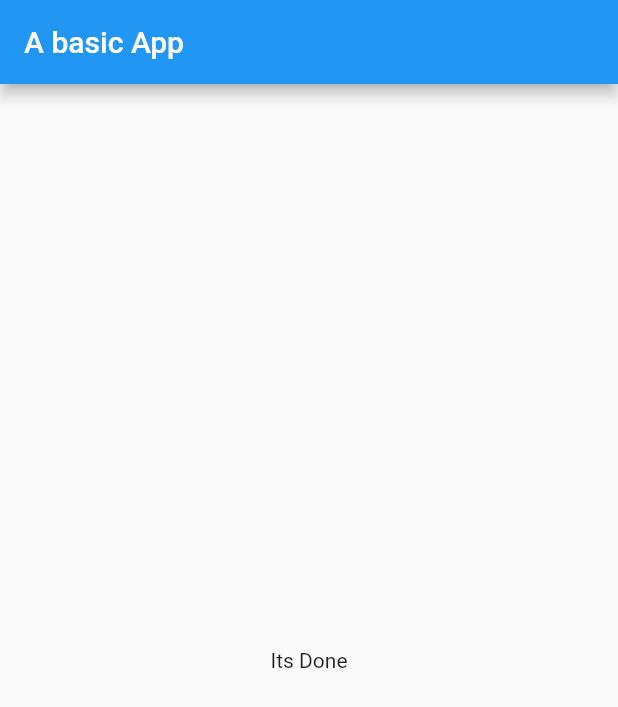
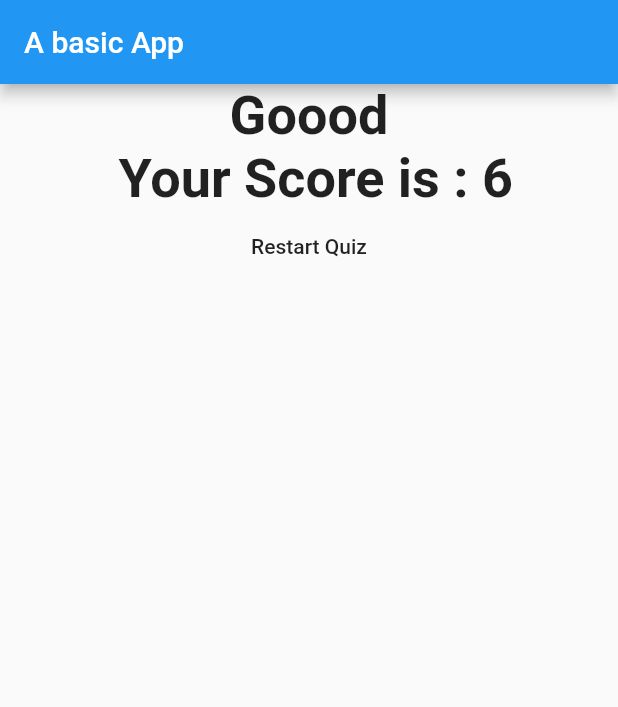
Before and after one commit to jossefaz/flutter_boilerplate, a Flutter app: the screen it shows after launch, after a tap on "Let it be", after a tap on "iOS", after a tap on "Golang", on a phone screen of 412 x 824 dp. Shown: the top 707 px of the screen. Run offline on Flutter 3.47's test engine with Material 2 defaults, Android fonts, the phone set to English and light mode, and no system bars.

Commit message:
Add Score switch and reset button

```diff
--- a/lib/main.dart
+++ b/lib/main.dart
@@ -13,23 +13,46 @@ class MyApp extends StatefulWidget {
 
 class _MyAppState extends State<MyApp> {
   var _questionIndex = 0;
+  var _totalScore = 0;
   final List<Map> _questions = const [
     {
       "Question": "Favorite song ?",
-      "Answers": ['Let it be', 'Lasciate mi cantare', 'La Boheme']
+      "Answers": [
+        {"text": 'Let it be', "score": 1},
+        {"text": 'Lasciate mi cantare', "score": 2},
+        {"text": 'La Boheme', "score": 3}
+      ]
     },
     {
       "Question": "Favorite OS ?",
-      "Answers": ["Linux", "iOS", "Windows"]
+      "Answers": [
+        {"text": 'Linux', "score": 1},
+        {"text": 'iOS', "score": 2},
+        {"text": 'Windows', "score": 3}
+      ]
     },
     {
       "Question": "Favorite Tech ?",
-      "Answers": ["Python", "C++", "Golang"]
+      "Answers": [
+        {"text": 'Python', "score": 1},
+        {"text": 'C++', "score": 2},
+        {"text": 'Golang', "score": 3}
+      ]
     }
   ];
 
-  void _answerQuestion(int inputIndex) {
-    setState(() => _questionIndex = inputIndex);
+  void _answerQuestion(int inputIndex, int score) {
+    setState(() {
+      _questionIndex = inputIndex;
+      _totalScore += score;
+    });
+  }
+
+  void _resetQuiz() {
+    setState(() {
+      _questionIndex = 0;
+      _totalScore = 0;
+    });
   }
 
   @override
@@ -45,7 +68,7 @@ class _MyAppState extends State<MyApp> {
                 questionIndex: _questionIndex,
                 cb: _answerQuestion,
               )
-            : Results("Its Done"),
+            : Results(_totalScore, _resetQuiz),
       ),
     );
   }
--- a/lib/quiz.dart
+++ b/lib/quiz.dart
@@ -16,8 +16,9 @@ class Quiz extends StatelessWidget {
     return Column(
       children: [
         Question(questions[questionIndex]["Question"]),
-        ...(questions[questionIndex]["Answers"] as List<String>)
-            .map((answer) => Answer(answer, () => cb(questionIndex + 1)))
+        ...(questions[questionIndex]["Answers"] as List<Map<String, Object>>)
+            .map((answer) => Answer(
+                answer['text'], () => cb(questionIndex + 1, answer['score'])))
             .toList()
       ],
     );
--- a/lib/result.dart
+++ b/lib/result.dart
@@ -1,14 +1,30 @@
 import 'package:flutter/material.dart';
 
 class Results extends StatelessWidget {
-  final String resultText;
+  final int resultScore;
+  final Function reset;
 
-  Results(this.resultText);
+  Results(this.resultScore, this.reset);
+  String get resultText {
+    return resultScore > 5 ? "Goood" : "Verry Good";
+  }
 
   @override
   Widget build(BuildContext context) {
     return Center(
-      child: Text(resultText),
+      child: Column(
+        children: [
+          Text(
+            resultText + "\n Your Score is : " + resultScore.toString(),
+            style: TextStyle(fontSize: 36, fontWeight: FontWeight.bold),
+            textAlign: TextAlign.center,
+          ),
+          FlatButton(
+            child: Text('Restart Quiz'),
+            onPressed: reset,
+          )
+        ],
+      ),
     );
   }
 }
```
